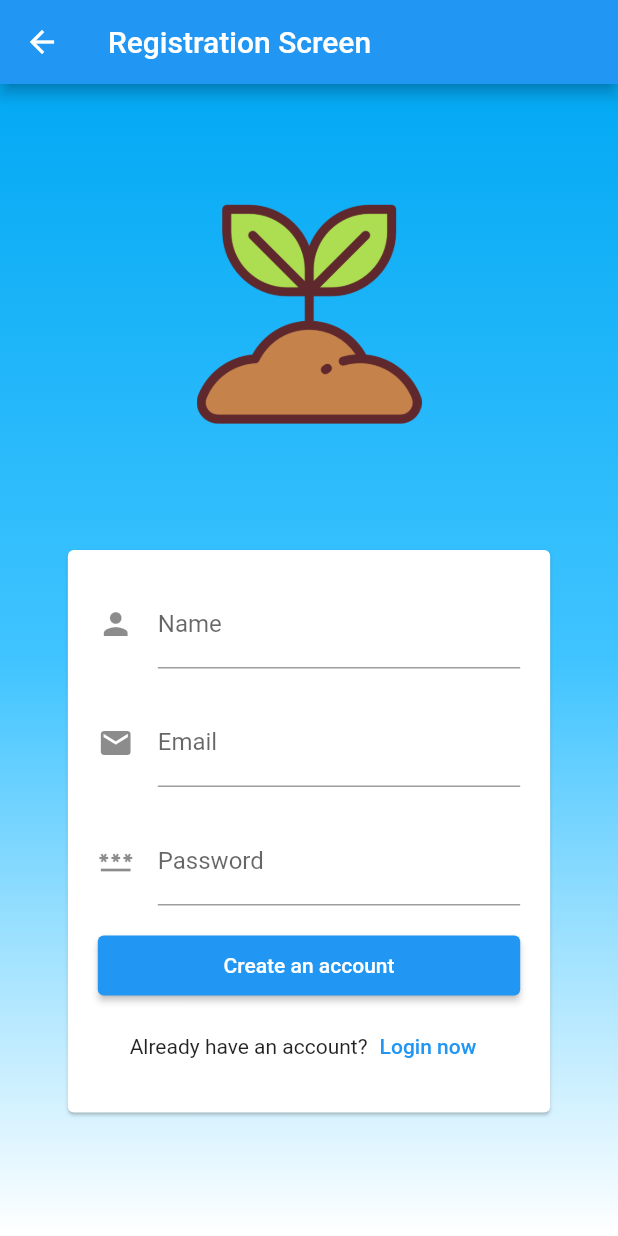
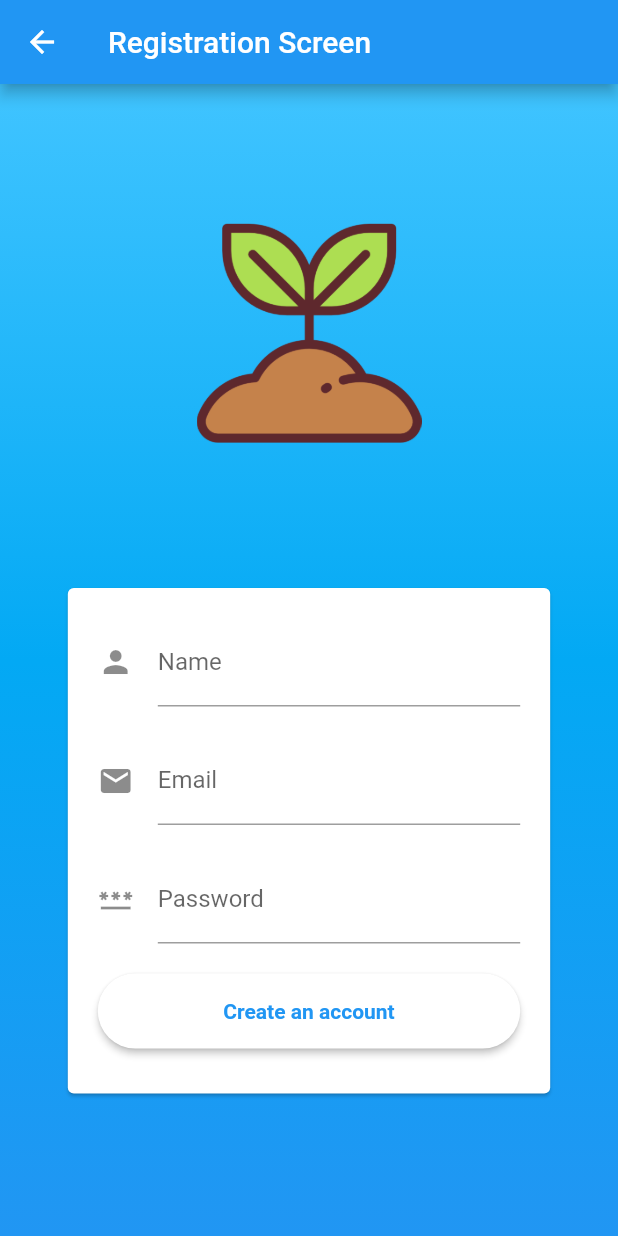
Before and after one commit to Gadi0905/NgTszHim_VT6000CEM_Project, a Flutter app: the screen it shows after launch, after a tap on "Getting started", on a phone screen of 412 x 824 dp. Run offline on Flutter 3.47's test engine with Material 2 defaults, Android fonts, the phone set to English and light mode, and no system bars.

Commit message:
removed register button widget and text button widget added button widget with normal button style changed screens UI

```diff
--- a/lib/src/helpers/widgets_helper/background_widget/default_background_widget.dart
+++ b/lib/src/helpers/widgets_helper/background_widget/default_background_widget.dart
@@ -14,9 +14,9 @@ class DefaultBackgroundWidget {
       decoration: BoxDecoration(
         gradient: LinearGradient(
           colors: [
-            topColor ?? Colors.lightBlue,
-            middleColor ?? Colors.lightBlueAccent,
-            bottomColor ?? Colors.white
+            topColor ?? Colors.lightBlueAccent,
+            middleColor ?? Colors.lightBlue,
+            bottomColor ?? Colors.blue
           ],
           begin: Alignment.topCenter,
           end: Alignment.bottomCenter,
--- /dev/null
+++ b/lib/src/helpers/widgets_helper/button_widget/button_widget.dart
@@ -0,0 +1,33 @@
+import 'package:flutter/material.dart';
+
+class ButtonWidget {
+  // the basic style of register button
+  static basicStyle({
+    required BuildContext context,
+    required Function() onPressItem,
+    String? title,
+  }) {
+    return SizedBox(
+      height: 50,
+      width: MediaQuery.of(context).size.width * 0.8,
+      child: ElevatedButton(
+        onPressed: onPressItem,
+        style: ButtonStyle(
+          backgroundColor: MaterialStateProperty.all(Colors.white),
+          shape: MaterialStateProperty.all<RoundedRectangleBorder>(
+            RoundedRectangleBorder(
+              borderRadius: BorderRadius.circular(25.0),
+            ),
+          ),
+        ),
+        child: Text(
+          title ?? 'Button',
+          style: const TextStyle(
+            color: Colors.blue,
+            fontWeight: FontWeight.bold,
+          ),
+        ),
+      ),
+    );
+  }
+}
--- a/lib/src/helpers/widgets_helper/button_widget/register_button_widget.dart
+++ /dev/null
@@ -1,20 +0,0 @@
-import 'package:flutter/material.dart';
-import 'package:ngtszhim_vt6000cem_project/src/helpers/routes_helper/routes_helper.dart';
-import 'package:ngtszhim_vt6000cem_project/src/screens/registration_screen/registration_screen.dart';
-
-class RegisterButtonWidget {
-  // the basic color of register button
-  static basicColor({required BuildContext context, String? title}) {
-    return SizedBox(
-      height: 40,
-      width: MediaQuery.of(context).size.width * 0.8,
-      child: ElevatedButton(
-        onPressed: () {
-          // when the button is clicked, go to registration screen
-          RoutesHelper.pushScreen(context, const RegistrationScreen());
-        },
-        child: Text(title ?? 'Register'),
-      ),
-    );
-  }
-}
--- a/lib/src/helpers/widgets_helper/button_widget/text_login_button_widget.dart
+++ /dev/null
@@ -1,25 +0,0 @@
-import 'package:flutter/material.dart';
-import 'package:ngtszhim_vt6000cem_project/src/helpers/routes_helper/routes_helper.dart';
-import 'package:ngtszhim_vt6000cem_project/src/screens/login_screen/login_screen.dart';
-
-class TextLoginButtonWidget {
-  // the basic color of text login button
-  static basicColor({required BuildContext context}) {
-    return Row(
-      mainAxisAlignment: MainAxisAlignment.center,
-      children: [
-        const Text('Already have an account?'),
-        TextButton(
-          onPressed: () {
-            // when the button is clicked, go to login screen
-            RoutesHelper.pushScreen(context, const LoginScreen());
-          },
-          child: const Text(
-            'Login now',
-            style: TextStyle(color: Colors.blue),
-          ),
-        )
-      ],
-    );
-  }
-}
--- a/lib/src/screens/registration_screen/registration_screen.dart
+++ b/lib/src/screens/registration_screen/registration_screen.dart
@@ -2,8 +2,7 @@ import 'package:flutter/material.dart';
 import 'package:ngtszhim_vt6000cem_project/src/helpers/widgets_helper/appbar_widget/default_appbar_widget.dart';
 import 'package:ngtszhim_vt6000cem_project/src/helpers/widgets_helper/asset_image_widget/asset_image_widget.dart';
 import 'package:ngtszhim_vt6000cem_project/src/helpers/widgets_helper/background_widget/default_background_widget.dart';
-import 'package:ngtszhim_vt6000cem_project/src/helpers/widgets_helper/button_widget/register_button_widget.dart';
-import 'package:ngtszhim_vt6000cem_project/src/helpers/widgets_helper/button_widget/text_login_button_widget.dart';
+import 'package:ngtszhim_vt6000cem_project/src/helpers/widgets_helper/button_widget/button_widget.dart';
 
 class RegistrationScreen extends StatelessWidget {
   const RegistrationScreen({Key? key}) : super(key: key);
@@ -49,12 +48,11 @@ class RegistrationScreen extends StatelessWidget {
               const SizedBox(height: 20),
               _buildPasswordField(),
               const SizedBox(height: 20),
-              RegisterButtonWidget.basicColor(
-                context: context,
-                title: 'Create an account',
-              ),
+              ButtonWidget.basicStyle(
+                  context: context,
+                  title: 'Create an account',
+                  onPressItem: () {}),
               const SizedBox(height: 10),
-              TextLoginButtonWidget.basicColor(context: context),
             ],
           ),
         ),
--- a/lib/src/screens/welcome_screen/welcome_screen.dart
+++ b/lib/src/screens/welcome_screen/welcome_screen.dart
@@ -1,9 +1,11 @@
 import 'package:flutter/material.dart';
+import 'package:ngtszhim_vt6000cem_project/src/helpers/routes_helper/routes_helper.dart';
 import 'package:ngtszhim_vt6000cem_project/src/helpers/widgets_helper/appbar_widget/default_appbar_widget.dart';
 import 'package:ngtszhim_vt6000cem_project/src/helpers/widgets_helper/asset_image_widget/asset_image_widget.dart';
 import 'package:ngtszhim_vt6000cem_project/src/helpers/widgets_helper/background_widget/default_background_widget.dart';
-import 'package:ngtszhim_vt6000cem_project/src/helpers/widgets_helper/button_widget/register_button_widget.dart';
-import 'package:ngtszhim_vt6000cem_project/src/helpers/widgets_helper/button_widget/text_login_button_widget.dart';
+import 'package:ngtszhim_vt6000cem_project/src/helpers/widgets_helper/button_widget/button_widget.dart';
+import 'package:ngtszhim_vt6000cem_project/src/screens/login_screen/login_screen.dart';
+import 'package:ngtszhim_vt6000cem_project/src/screens/registration_screen/registration_screen.dart';
 
 class WelcomeScreen extends StatelessWidget {
   const WelcomeScreen({Key? key}) : super(key: key);
@@ -23,20 +25,27 @@ class WelcomeScreen extends StatelessWidget {
         crossAxisAlignment: CrossAxisAlignment.center,
         children: [
           const Spacer(),
-          _buildWelcomeText(context),
-          const Spacer(),
           AssetImageWidget.basicImage(
             context: context,
             width: 150,
             height: 150,
           ),
           const Spacer(),
-          RegisterButtonWidget.basicColor(
-            context: context,
-            title: 'Getting started',
-          ),
+          _buildWelcomeText(context),
+          const Spacer(),
+          ButtonWidget.basicStyle(
+              context: context,
+              title: 'Getting started',
+              onPressItem: () {
+                RoutesHelper.pushScreen(context, const RegistrationScreen());
+              }),
           const SizedBox(height: 10),
-          TextLoginButtonWidget.basicColor(context: context),
+          ButtonWidget.basicStyle(
+              context: context,
+              title: 'Login',
+              onPressItem: () {
+                RoutesHelper.pushScreen(context, const LoginScreen());
+              }),
           const Spacer(),
         ],
       ),
```
